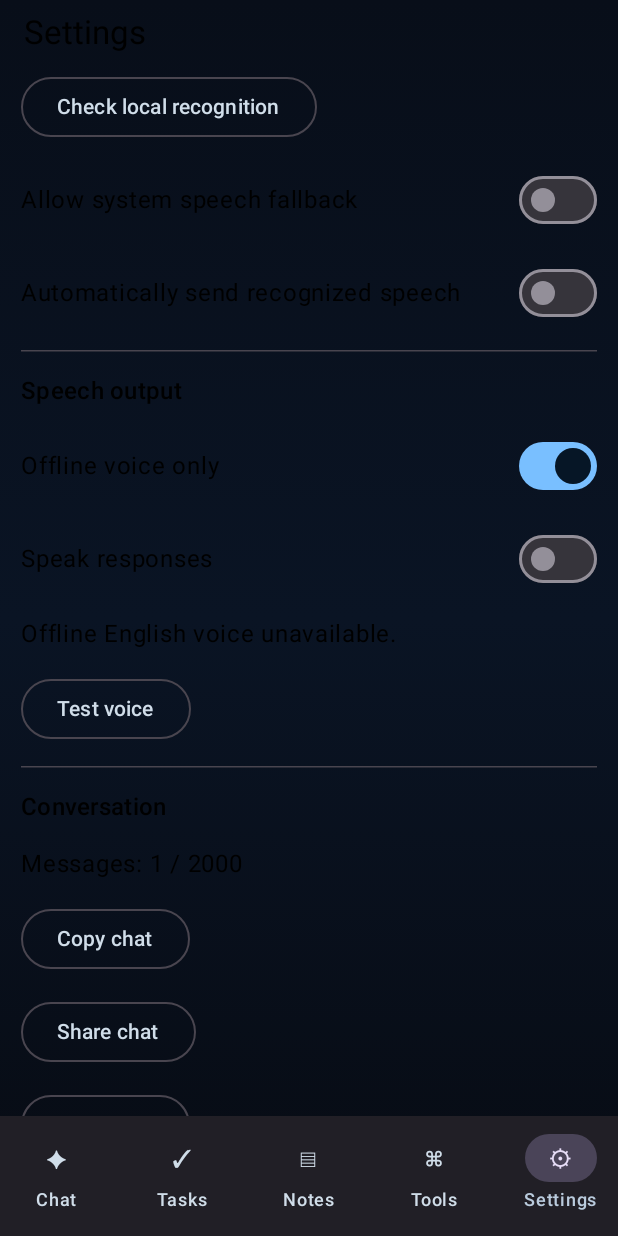
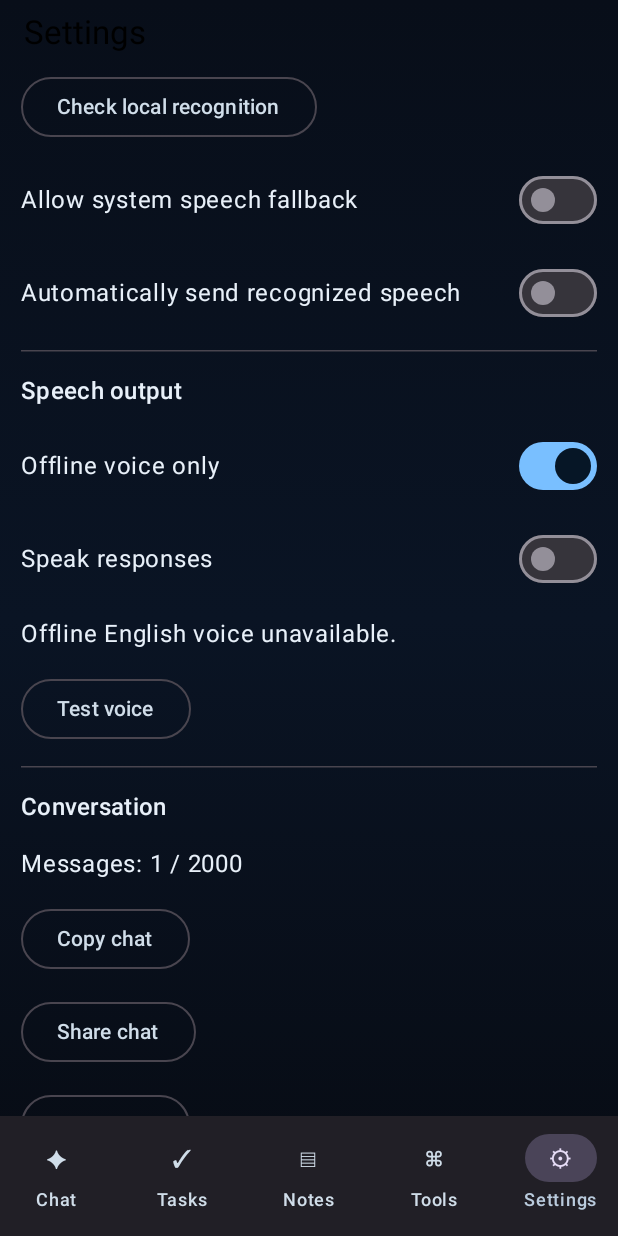
Before and after one commit to molosiwabakang51-hash/Astra, an Android app built with Jetpack Compose: the screen it shows after launch (MainActivity), item 5 of the bottom bar chosen, scrolled down 490 dp, on a phone screen of 412 x 824 dp. Run offline under Robolectric (Android 15) with nearby library versions, the phone set to English and light mode, and no system bars.

Commit message:
fix: enforce high-contrast content color for all Settings text on dark background

```diff
--- a/android/app/src/main/java/com/astra/agent/MainActivity.kt
+++ b/android/app/src/main/java/com/astra/agent/MainActivity.kt
@@ -3693,6 +3693,9 @@ class MainActivity :
 
                             4 -> {
 
+                                CompositionLocalProvider(
+                                    LocalContentColor provides MaterialTheme.colorScheme.onBackground
+                                ) {
                                 LazyColumn(
                                     contentPadding =
                                         PaddingValues(
@@ -4135,6 +4138,7 @@ class MainActivity :
                                         )
                                     }
                                 }
+                                }
                             }
                         }
                     }
```
